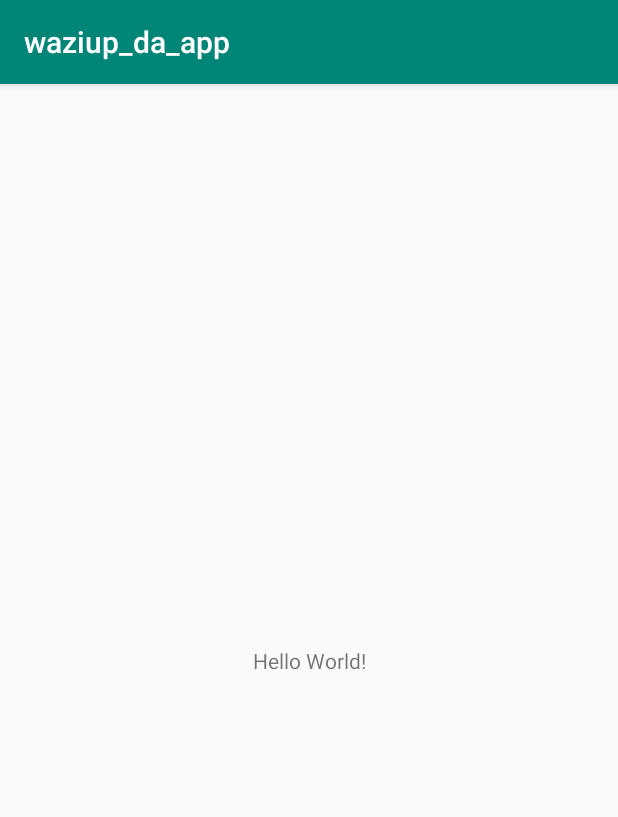
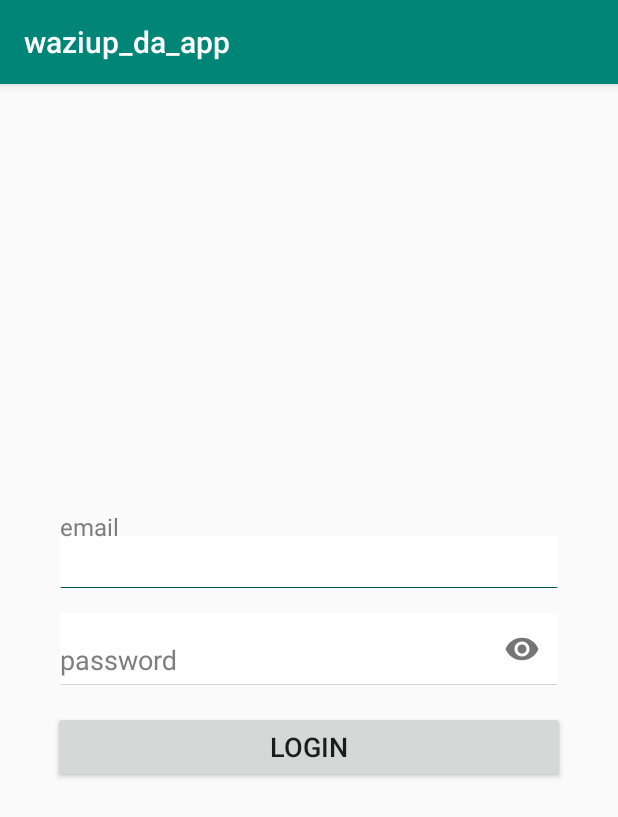
Before and after one commit to Waziup/Waziup-deployment-assistant, an Android app: the screen it shows after launch (LoginActivity), on a phone screen of 412 x 824 dp. Shown: the top 817 px of the screen. Run offline under Robolectric (Android 15) with nearby library versions, the phone set to English and light mode, and no system bars.

Commit message:
created the login page and added some styles and colors that I am going to use

```diff
--- a/app/src/main/AndroidManifest.xml
+++ b/app/src/main/AndroidManifest.xml
@@ -9,7 +9,7 @@
         android:roundIcon="@mipmap/ic_launcher_round"
         android:supportsRtl="true"
         android:theme="@style/AppTheme">
-        <activity android:name=".LoginActivity">
+        <activity android:name=".login.LoginActivity">
             <intent-filter>
                 <action android:name="android.intent.action.MAIN" />
 
--- a/app/src/main/java/eu/waziup/waziup_da_app/LoginActivity.java
+++ b/app/src/main/java/eu/waziup/waziup_da_app/login/LoginActivity.java
@@ -1,7 +1,9 @@
-package eu.waziup.waziup_da_app;
+package eu.waziup.waziup_da_app.login;
 
 import android.support.v7.app.AppCompatActivity;
 import android.os.Bundle;
+
+import eu.waziup.waziup_da_app.R;
 
 public class LoginActivity extends AppCompatActivity {
 
--- /dev/null
+++ b/app/src/main/res/drawable/border_dark_color.xml
@@ -0,0 +1,34 @@
+<?xml version="1.0" encoding="utf-8"?><!--
+  ~ Copyright (C) 2017 MINDORKS NEXTGEN PRIVATE LIMITED
+  ~ Licensed under the Apache License, Version 2.0 (the "License");
+  ~ you may not use this file except in compliance with the License.
+  ~ You may obtain a copy of the License at
+  ~
+  ~     https://mindorks.com/license/apache-v2
+  ~
+  ~ Unless required by applicable law or agreed to in writing, software
+  ~ distributed under the License is distributed on an "AS IS" BASIS,
+  ~ WITHOUT WARRANTIES OR CONDITIONS OF ANY KIND, either express or implied.
+  ~ See the License for the specific language governing permissions and
+  ~ limitations under the License
+  -->
+
+<layer-list xmlns:android="http://schemas.android.com/apk/res/android">
+    <item>
+        <shape android:shape="rectangle">
+            <solid android:color="@color/colorPrimaryDark" />
+            <corners android:radius="1dp" />
+        </shape>
+    </item>
+
+    <item
+        android:bottom="1dp"
+        android:left="-2dp"
+        android:right="-2dp"
+        android:top="-2dp">
+        <shape android:shape="rectangle">
+            <solid android:color="@color/white" />
+            <corners android:radius="2dp" />
+        </shape>
+    </item>
+</layer-list>
--- /dev/null
+++ b/app/src/main/res/drawable/bottom_border_shadow.xml
@@ -0,0 +1,34 @@
+<?xml version="1.0" encoding="utf-8"?><!--
+  ~ Copyright (C) 2017 MINDORKS NEXTGEN PRIVATE LIMITED
+  ~ Licensed under the Apache License, Version 2.0 (the "License");
+  ~ you may not use this file except in compliance with the License.
+  ~ You may obtain a copy of the License at
+  ~
+  ~     https://mindorks.com/license/apache-v2
+  ~
+  ~ Unless required by applicable law or agreed to in writing, software
+  ~ distributed under the License is distributed on an "AS IS" BASIS,
+  ~ WITHOUT WARRANTIES OR CONDITIONS OF ANY KIND, either express or implied.
+  ~ See the License for the specific language governing permissions and
+  ~ limitations under the License
+  -->
+
+<layer-list xmlns:android="http://schemas.android.com/apk/res/android">
+    <item>
+        <shape android:shape="rectangle">
+            <solid android:color="@color/shadow" />
+            <corners android:radius="1dp" />
+        </shape>
+    </item>
+
+    <item
+        android:bottom="1dp"
+        android:left="-2dp"
+        android:right="-2dp"
+        android:top="-2dp">
+        <shape android:shape="rectangle">
+            <solid android:color="@color/white" />
+            <corners android:radius="2dp" />
+        </shape>
+    </item>
+</layer-list>
--- /dev/null
+++ b/app/src/main/res/drawable/input_border_bottom.xml
@@ -0,0 +1,20 @@
+<?xml version="1.0" encoding="utf-8"?><!--
+  ~ Copyright (C) 2017 MINDORKS NEXTGEN PRIVATE LIMITED
+  ~ Licensed under the Apache License, Version 2.0 (the "License");
+  ~ you may not use this file except in compliance with the License.
+  ~ You may obtain a copy of the License at
+  ~
+  ~     https://mindorks.com/license/apache-v2
+  ~
+  ~ Unless required by applicable law or agreed to in writing, software
+  ~ distributed under the License is distributed on an "AS IS" BASIS,
+  ~ WITHOUT WARRANTIES OR CONDITIONS OF ANY KIND, either express or implied.
+  ~ See the License for the specific language governing permissions and
+  ~ limitations under the License
+  -->
+
+<selector xmlns:android="http://schemas.android.com/apk/res/android">
+    <item android:drawable="@drawable/border_dark_color" android:state_pressed="true" />
+    <item android:drawable="@drawable/border_dark_color" android:state_focused="true" />
+    <item android:drawable="@drawable/bottom_border_shadow" />
+</selector>
--- a/app/src/main/res/layout/activity_login.xml
+++ b/app/src/main/res/layout/activity_login.xml
@@ -1,18 +1,73 @@
 <?xml version="1.0" encoding="utf-8"?>
-<android.support.constraint.ConstraintLayout xmlns:android="http://schemas.android.com/apk/res/android"
+<LinearLayout xmlns:android="http://schemas.android.com/apk/res/android"
     xmlns:app="http://schemas.android.com/apk/res-auto"
     xmlns:tools="http://schemas.android.com/tools"
     android:layout_width="match_parent"
-    android:layout_height="match_parent"
-    tools:context=".LoginActivity">
+    android:layout_height="wrap_content"
+    android:layout_gravity="center"
+    android:layout_margin="20dp"
+    android:orientation="vertical"
+    tools:context=".login.LoginActivity">
 
-    <TextView
-        android:layout_width="wrap_content"
+    <android.support.design.widget.TextInputLayout
+        android:layout_width="match_parent"
         android:layout_height="wrap_content"
-        android:text="Hello World!"
-        app:layout_constraintBottom_toBottomOf="parent"
-        app:layout_constraintLeft_toLeftOf="parent"
-        app:layout_constraintRight_toRightOf="parent"
-        app:layout_constraintTop_toTopOf="parent" />
+        android:textColorHint="@color/gray"
+        app:hintTextAppearance="@style/TextAppearence.App.TextInputLayout">
 
-</android.support.constraint.ConstraintLayout>
+        <android.support.design.widget.TextInputEditText
+            android:id="@+id/et_email"
+            style="@style/TextStyle"
+            android:layout_width="match_parent"
+            android:layout_height="wrap_content"
+            android:layout_marginLeft="20dp"
+            android:layout_marginRight="20dp"
+            android:background="@drawable/input_border_bottom"
+            android:cursorVisible="true"
+            android:gravity="center|left|bottom"
+            android:hint="email"
+            android:inputType="textEmailAddress"
+            android:maxLength="50"
+            android:paddingBottom="10dp"
+            android:textColor="@color/black_effective"
+            android:textSize="18sp" />
+
+    </android.support.design.widget.TextInputLayout>
+
+    <android.support.design.widget.TextInputLayout
+        android:layout_width="match_parent"
+        android:layout_height="wrap_content"
+        android:hint="password"
+        android:textColorHint="@color/gray"
+        app:hintTextAppearance="@style/TextAppearence.App.TextInputLayout"
+        app:passwordToggleEnabled="true">
+
+        <android.support.design.widget.TextInputEditText
+            android:id="@+id/et_password"
+            style="@style/TextStyle"
+            android:layout_width="match_parent"
+            android:layout_height="wrap_content"
+            android:layout_marginLeft="20dp"
+            android:layout_marginTop="30dp"
+            android:layout_marginRight="20dp"
+            android:background="@drawable/input_border_bottom"
+            android:cursorVisible="true"
+            android:gravity="center|left|bottom"
+            android:inputType="textPassword"
+            android:maxLength="50"
+            android:paddingBottom="10dp"
+            android:textColor="@color/black_effective"
+            android:textSize="18sp" />
+
+    </android.support.design.widget.TextInputLayout>
+
+    <Button
+        android:id="@+id/btn_server_login"
+        android:layout_width="match_parent"
+        android:layout_height="wrap_content"
+        android:layout_gravity="center"
+        android:layout_margin="15dp"
+        android:padding="10dp"
+        android:text="login"
+        android:textSize="18dp" />
+</LinearLayout>
--- a/app/src/main/res/values/styles.xml
+++ b/app/src/main/res/values/styles.xml
@@ -8,4 +8,55 @@
         <item name="colorAccent">@color/colorAccent</item>
     </style>
 
+    <style name="TextAppearence.App.TextInputLayout" parent="@android:style/TextAppearance">
+        <item name="android:textColor">@color/gray</item>
+    </style>
+
+    <style name="TextAppearance.Text.Regular" parent="android:TextAppearance">
+        <item name="fontPath">fonts/source-sans-pro/SourceSansPro-Regular.ttf</item>
+    </style>
+
+    <style name="TextAppearance.Text.Bold" parent="android:TextAppearance">
+        <item name="fontPath">fonts/source-sans-pro/SourceSansPro-Bold.ttf</item>
+    </style>
+
+    <style name="TextAppearance.Text.Light" parent="android:TextAppearance">
+        <item name="fontPath">fonts/source-sans-pro/SourceSansPro-Light.ttf</item>
+    </style>
+
+    <style name="TextAppearance.Text.Italic" parent="android:TextAppearance">
+        <item name="fontPath">fonts/source-sans-pro/SourceSansPro-Italic.ttf</item>
+    </style>
+
+    <style name="TextStyle">
+        <item name="android:layout_marginTop">2dp</item>
+        <item name="android:layout_marginBottom">2dp</item>
+        <item name="android:layout_marginLeft">2dp</item>
+        <item name="android:layout_marginRight">2dp</item>
+        <item name="android:textColor">@color/black_effective</item>
+    </style>
+
+    <style name="TextStyle.Title" parent="TextStyle">
+        <item name="android:textAppearance">@style/TextAppearance.Text.Regular</item>
+    </style>
+
+    <style name="TextStyle.Title.Sub" parent="TextStyle.Title">
+        <item name="android:textAppearance">@style/TextAppearance.Text.Light</item>
+        <item name="android:textSize">14sp</item>
+    </style>
+
+    <style name="TextStyle.Heading" parent="TextStyle">
+        <item name="android:textSize">16sp</item>
+        <item name="android:textAppearance">@style/TextAppearance.Text.Bold</item>
+    </style>
+
+    <style name="TextStyle.Comment" parent="TextStyle">
+        <item name="android:textSize">16sp</item>
+        <item name="android:textAppearance">@style/TextAppearance.Text.Italic</item>
+    </style>
+
+    <style name="TextStyle.EditText" parent="TextStyle">
+        <item name="android:textAppearance">@style/TextAppearance.Text.Regular</item>
+    </style>
+
 </resources>
```
Also changed, not shown: app/build.gradle (+8 -0 lines), app/src/main/res/values/colors.xml (+28 -0 lines), build.gradle (+15 -0 lines).
